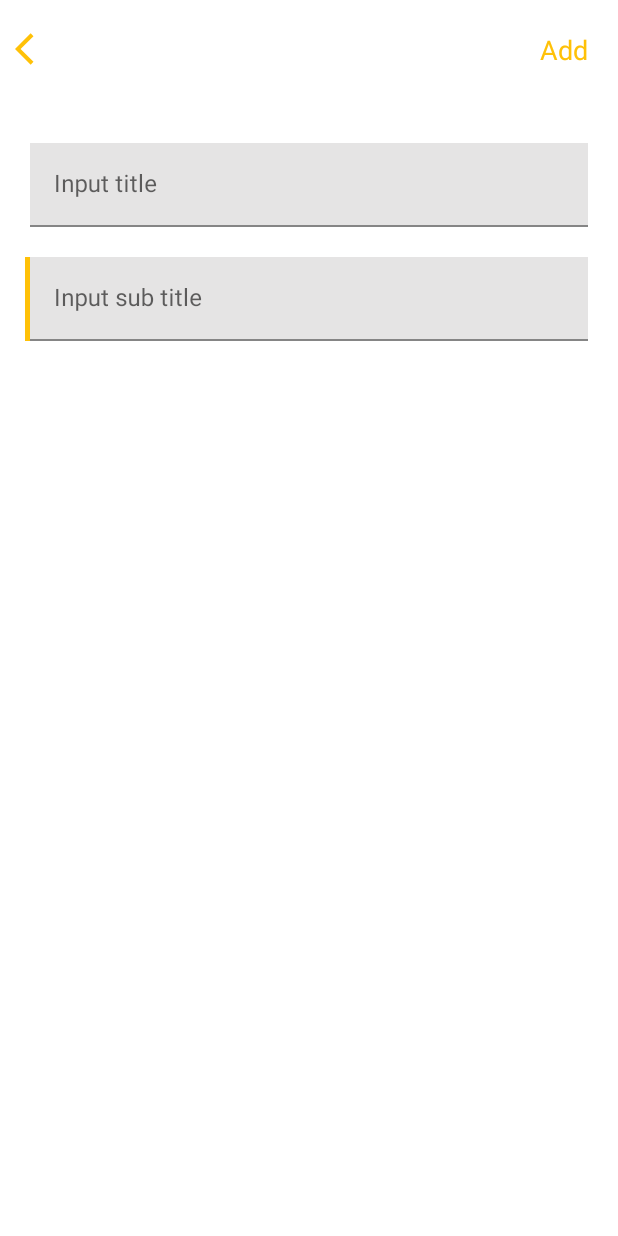
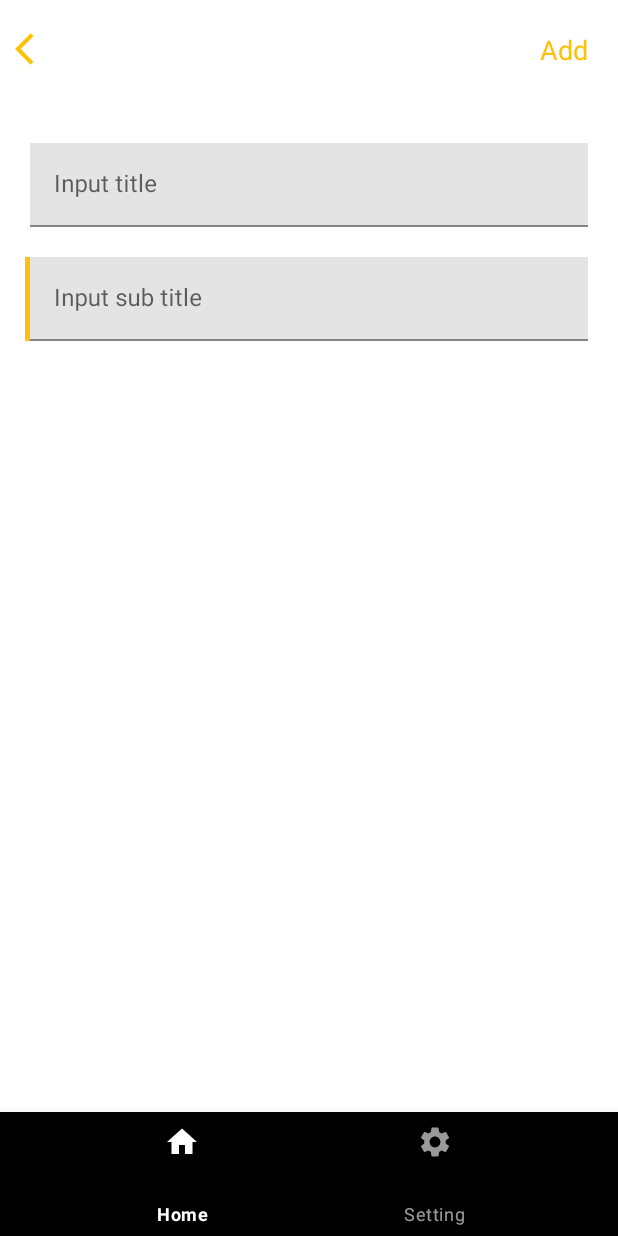
Before and after one commit to devdatbt/CleanArchitectureApp, an Android app: the screen it shows after launch (MainActivity), after a tap on an icon or button, on a phone screen of 412 x 824 dp. Run offline under Robolectric (Android 15) with nearby library versions, the phone set to English and light mode, and no system bars; our stand-ins replace Dagger/Hilt's generated code, Room's generated code, RxJava, navigation-ui.

Commit message:
Impl: Apply bottom navigation with navigation component

```diff
--- a/presentation/src/main/java/com/example/apper/ui/MainActivity.kt
+++ b/presentation/src/main/java/com/example/apper/ui/MainActivity.kt
@@ -1,14 +1,23 @@
 package com.example.apper.ui
 
+import android.annotation.SuppressLint
 import android.os.Bundle
+import androidx.navigation.fragment.NavHostFragment
+import androidx.navigation.ui.setupWithNavController
 import com.example.apper.NoteApplication
 import com.example.apper.R
 import com.example.apper.ui.base.BaseActivity
+import com.google.android.material.bottomnavigation.BottomNavigationView
 
 class MainActivity : BaseActivity() {
+    @SuppressLint("MissingInflatedId")
     override fun onCreate(savedInstanceState: Bundle?) {
         appComponent.inject(this)
         super.onCreate(savedInstanceState)
         setContentView(R.layout.activity_main)
+        val navHostFragment = supportFragmentManager.findFragmentById(R.id.nav_host_fragment) as NavHostFragment
+        val navController = navHostFragment.navController
+        val navView: BottomNavigationView = findViewById(R.id.bottom_navigation)
+        navView.setupWithNavController(navController)
     }
 }
--- /dev/null
+++ b/presentation/src/main/java/com/example/apper/ui/SettingFragment.kt
@@ -0,0 +1,17 @@
+package com.example.apper.ui
+
+import android.os.Bundle
+import androidx.fragment.app.Fragment
+import android.view.LayoutInflater
+import android.view.View
+import android.view.ViewGroup
+import com.example.apper.R
+
+class SettingFragment : Fragment() {
+    override fun onCreateView(
+        inflater: LayoutInflater, container: ViewGroup?,
+        savedInstanceState: Bundle?
+    ): View? {
+        return inflater.inflate(R.layout.fragment_setting, container, false)
+    }
+}
--- /dev/null
+++ b/presentation/src/main/res/drawable/ic_baseline_home_24.xml
@@ -0,0 +1,5 @@
+<vector android:height="24dp" android:tint="#FFE26E"
+    android:viewportHeight="24" android:viewportWidth="24"
+    android:width="24dp" xmlns:android="http://schemas.android.com/apk/res/android">
+    <path android:fillColor="@android:color/white" android:pathData="M10,20v-6h4v6h5v-8h3L12,3 2,12h3v8z"/>
+</vector>
--- /dev/null
+++ b/presentation/src/main/res/drawable/ic_baseline_settings_24.xml
@@ -0,0 +1,5 @@
+<vector android:height="24dp" android:tint="#FFE26E"
+    android:viewportHeight="24" android:viewportWidth="24"
+    android:width="24dp" xmlns:android="http://schemas.android.com/apk/res/android">
+    <path android:fillColor="@android:color/white" android:pathData="M19.14,12.94c0.04,-0.3 0.06,-0.61 0.06,-0.94c0,-0.32 -0.02,-0.64 -0.07,-0.94l2.03,-1.58c0.18,-0.14 0.23,-0.41 0.12,-0.61l-1.92,-3.32c-0.12,-0.22 -0.37,-0.29 -0.59,-0.22l-2.39,0.96c-0.5,-0.38 -1.03,-0.7 -1.62,-0.94L14.4,2.81c-0.04,-0.24 -0.24,-0.41 -0.48,-0.41h-3.84c-0.24,0 -0.43,0.17 -0.47,0.41L9.25,5.35C8.66,5.59 8.12,5.92 7.63,6.29L5.24,5.33c-0.22,-0.08 -0.47,0 -0.59,0.22L2.74,8.87C2.62,9.08 2.66,9.34 2.86,9.48l2.03,1.58C4.84,11.36 4.8,11.69 4.8,12s0.02,0.64 0.07,0.94l-2.03,1.58c-0.18,0.14 -0.23,0.41 -0.12,0.61l1.92,3.32c0.12,0.22 0.37,0.29 0.59,0.22l2.39,-0.96c0.5,0.38 1.03,0.7 1.62,0.94l0.36,2.54c0.05,0.24 0.24,0.41 0.48,0.41h3.84c0.24,0 0.44,-0.17 0.47,-0.41l0.36,-2.54c0.59,-0.24 1.13,-0.56 1.62,-0.94l2.39,0.96c0.22,0.08 0.47,0 0.59,-0.22l1.92,-3.32c0.12,-0.22 0.07,-0.47 -0.12,-0.61L19.14,12.94zM12,15.6c-1.98,0 -3.6,-1.62 -3.6,-3.6s1.62,-3.6 3.6,-3.6s3.6,1.62 3.6,3.6S13.98,15.6 12,15.6z"/>
+</vector>
--- a/presentation/src/main/res/layout/activity_main.xml
+++ b/presentation/src/main/res/layout/activity_main.xml
@@ -9,13 +9,29 @@
     <androidx.fragment.app.FragmentContainerView
         android:id="@+id/nav_host_fragment"
         android:name="androidx.navigation.fragment.NavHostFragment"
-        android:layout_width="0dp"
+        android:layout_width="match_parent"
         android:layout_height="0dp"
+        app:defaultNavHost="true"
+        app:layout_constraintBottom_toTopOf="@+id/guideline"
         app:layout_constraintLeft_toLeftOf="parent"
         app:layout_constraintRight_toRightOf="parent"
         app:layout_constraintTop_toTopOf="parent"
-        app:layout_constraintBottom_toBottomOf="parent"
-        app:defaultNavHost="true"
         app:navGraph="@navigation/nav_graph" />
 
+    <androidx.constraintlayout.widget.Guideline
+        android:id="@+id/guideline"
+        android:layout_width="wrap_content"
+        android:layout_height="wrap_content"
+        android:orientation="horizontal"
+        app:layout_constraintGuide_percent="0.90" />
+
+    <com.google.android.material.bottomnavigation.BottomNavigationView
+        android:id="@+id/bottom_navigation"
+        style="@style/Widget.MaterialComponents.BottomNavigationView.Colored"
+        android:layout_width="match_parent"
+        android:layout_height="0dp"
+        app:layout_constraintBottom_toBottomOf="parent"
+        app:layout_constraintTop_toBottomOf="@+id/guideline"
+        app:menu="@menu/navigation_menu" />
+
 </androidx.constraintlayout.widget.ConstraintLayout>
--- /dev/null
+++ b/presentation/src/main/res/layout/fragment_setting.xml
@@ -0,0 +1,14 @@
+<?xml version="1.0" encoding="utf-8"?>
+<FrameLayout xmlns:android="http://schemas.android.com/apk/res/android"
+    xmlns:tools="http://schemas.android.com/tools"
+    android:layout_width="match_parent"
+    android:layout_height="match_parent"
+    tools:context=".ui.SettingFragment">
+
+    <!-- TODO: Update blank fragment layout -->
+    <TextView
+        android:layout_width="match_parent"
+        android:layout_height="match_parent"
+        android:text="@string/hello_blank_fragment" />
+
+</FrameLayout>
--- /dev/null
+++ b/presentation/src/main/res/menu/navigation_menu.xml
@@ -0,0 +1,12 @@
+<?xml version="1.0" encoding="utf-8"?>
+<menu xmlns:android="http://schemas.android.com/apk/res/android">
+    <item
+        android:id="@+id/homeFragment"
+        android:icon="@drawable/ic_baseline_home_24"
+        android:title="Home" />
+
+    <item
+        android:id="@+id/settingFragment"
+        android:icon="@drawable/ic_baseline_settings_24"
+        android:title="Setting" />
+</menu>
--- a/presentation/src/main/res/navigation/nav_graph.xml
+++ b/presentation/src/main/res/navigation/nav_graph.xml
@@ -32,4 +32,10 @@
             android:name="timeId"
             app:argType="long" />
     </fragment>
+
+    <fragment
+        android:id="@+id/settingFragment"
+        android:name="com.example.apper.ui.SettingFragment"
+        android:label="fragment_setting"
+        tools:layout="@layout/fragment_setting" />
 </navigation>
```
